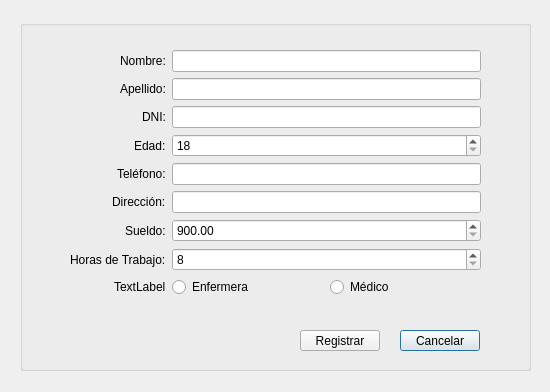
First picture: the form in PAF_GUI/PAF_GRAFICA/gui/registrarpersonalgui.ui, repository JMOrbegoso/USS-2021-II-PP, before the edit.
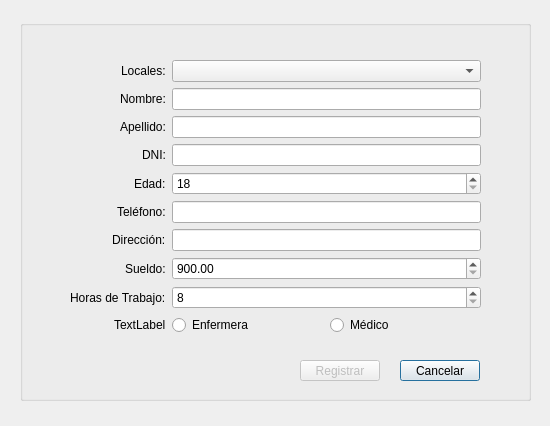
Second picture: the form after the edit.

Commit message: locales to Personal

Diff of the .ui file:
```diff
--- a/PAF_GUI/PAF_GRAFICA/gui/registrarpersonalgui.ui
+++ b/PAF_GUI/PAF_GRAFICA/gui/registrarpersonalgui.ui
@@ -7,7 +7,7 @@
     <x>0</x>
     <y>0</y>
     <width>550</width>
-    <height>392</height>
+    <height>426</height>
    </rect>
   </property>
   <property name="windowTitle">
@@ -19,7 +19,7 @@
      <x>20</x>
      <y>20</y>
      <width>511</width>
-     <height>351</height>
+     <height>381</height>
     </rect>
    </property>
    <property name="title">
@@ -29,9 +29,9 @@
     <property name="geometry">
      <rect>
       <x>50</x>
-      <y>30</y>
+      <y>40</y>
       <width>411</width>
-      <height>261</height>
+      <height>281</height>
      </rect>
     </property>
     <layout class="QFormLayout" name="formLayout">
@@ -42,82 +42,114 @@
       <set>Qt::AlignRight|Qt::AlignTrailing|Qt::AlignVCenter</set>
      </property>
      <item row="0" column="0">
+      <widget class="QLabel" name="label">
+       <property name="text">
+        <string>Locales:</string>
+       </property>
+      </widget>
+     </item>
+     <item row="1" column="0">
       <widget class="QLabel" name="label_2">
        <property name="text">
         <string>Nombre:</string>
        </property>
       </widget>
      </item>
-     <item row="1" column="0">
+     <item row="1" column="1">
+      <widget class="QLineEdit" name="txtNomPers">
+       <property name="enabled">
+        <bool>true</bool>
+       </property>
+       <property name="readOnly">
+        <bool>true</bool>
+       </property>
+      </widget>
+     </item>
+     <item row="2" column="0">
       <widget class="QLabel" name="label_3">
        <property name="text">
         <string>Apellido:</string>
        </property>
       </widget>
      </item>
-     <item row="2" column="0">
+     <item row="2" column="1">
+      <widget class="QLineEdit" name="txtApePers">
+       <property name="enabled">
+        <bool>true</bool>
+       </property>
+      </widget>
+     </item>
+     <item row="3" column="0">
       <widget class="QLabel" name="label_4">
        <property name="text">
         <string>DNI:</string>
        </property>
       </widget>
      </item>
-     <item row="3" column="0">
+     <item row="3" column="1">
+      <widget class="QLineEdit" name="txtDniPers">
+       <property name="enabled">
+        <bool>true</bool>
+       </property>
+      </widget>
+     </item>
+     <item row="4" column="0">
       <widget class="QLabel" name="label_5">
        <property name="text">
         <string>Edad:</string>
        </property>
       </widget>
      </item>
-     <item row="4" column="0">
+     <item row="4" column="1">
+      <widget class="QSpinBox" name="spinEdaPers">
+       <property name="enabled">
+        <bool>true</bool>
+       </property>
+       <property name="minimum">
+        <number>18</number>
+       </property>
+      </widget>
+     </item>
+     <item row="5" column="0">
       <widget class="QLabel" name="label_6">
        <property name="text">
         <string>Teléfono:</string>
        </property>
       </widget>
      </item>
-     <item row="5" column="0">
+     <item row="5" column="1">
+      <widget class="QLineEdit" name="txtTelPers">
+       <property name="enabled">
+        <bool>true</bool>
+       </property>
+      </widget>
+     </item>
+     <item row="6" column="0">
       <widget class="QLabel" name="label_7">
        <property name="text">
         <string>Dirección:</string>
        </property>
       </widget>
      </item>
-     <item row="6" column="0">
+     <item row="6" column="1">
+      <widget class="QLineEdit" name="txtDirPers">
+       <property name="enabled">
+        <bool>true</bool>
+       </property>
+      </widget>
+     </item>
+     <item row="7" column="0">
       <widget class="QLabel" name="label_8">
        <property name="text">
         <string>Sueldo:</string>
        </property>
       </widget>
      </item>
-     <item row="7" column="0">
-      <widget class="QLabel" name="label_9">
-       <property name="text">
-        <string>Horas de Trabajo:</string>
-       </property>
-      </widget>
-     </item>
-     <item row="0" column="1">
-      <widget class="QLineEdit" name="txtNomPers">
-       <property name="enabled">
-        <bool>true</bool>
-       </property>
-      </widget>
-     </item>
-     <item row="1" column="1">
-      <widget class="QLineEdit" name="txtApePers"/>
-     </item>
-     <item row="2" column="1">
-      <widget class="QLineEdit" name="txtDniPers"/>
-     </item>
-     <item row="4" column="1">
-      <widget class="QLineEdit" name="txtTelPers"/>
-     </item>
-     <item row="5" column="1">
-      <widget class="QLineEdit" name="txtDirPers"/>
-     </item>
-     <item row="6" column="1">
+     <item row="7" column="1">
       <widget class="QDoubleSpinBox" name="douSpinSuePers">
+       <property name="enabled">
+        <bool>true</bool>
+       </property>
        <property name="minimum">
         <double>900.000000000000000</double>
        </property>
@@ -126,24 +158,37 @@
        </property>
       </widget>
      </item>
-     <item row="7" column="1">
+     <item row="8" column="0">
+      <widget class="QLabel" name="label_9">
+       <property name="text">
+        <string>Horas de Trabajo:</string>
+       </property>
+      </widget>
+     </item>
+     <item row="8" column="1">
       <widget class="QSpinBox" name="spinHdtPers">
+       <property name="enabled">
+        <bool>true</bool>
+       </property>
        <property name="minimum">
         <number>8</number>
        </property>
       </widget>
      </item>
-     <item row="8" column="0">
+     <item row="9" column="0">
       <widget class="QLabel" name="label_10">
        <property name="text">
         <string>TextLabel</string>
        </property>
       </widget>
      </item>
-     <item row="8" column="1">
+     <item row="9" column="1">
       <layout class="QHBoxLayout" name="horizontalLayout">
        <item>
         <widget class="QRadioButton" name="radMed">
+         <property name="enabled">
+          <bool>true</bool>
+         </property>
          <property name="text">
           <string>Enfermera</string>
          </property>
@@ -151,6 +196,9 @@
        </item>
        <item>
         <widget class="QRadioButton" name="radEnf">
+         <property name="enabled">
+          <bool>true</bool>
+         </property>
          <property name="text">
           <string>Médico</string>
          </property>
@@ -158,10 +206,10 @@
        </item>
       </layout>
      </item>
-     <item row="3" column="1">
-      <widget class="QSpinBox" name="spinEdaPers">
-       <property name="minimum">
-        <number>18</number>
+     <item row="0" column="1">
+      <widget class="QComboBox" name="selectLocales">
+       <property name="enabled">
+        <bool>true</bool>
        </property>
       </widget>
      </item>
@@ -171,7 +219,7 @@
     <property name="geometry">
      <rect>
       <x>380</x>
-      <y>310</y>
+      <y>340</y>
       <width>80</width>
       <height>21</height>
      </rect>
@@ -181,10 +229,13 @@
     </property>
    </widget>
    <widget class="QPushButton" name="cmdRegMed">
+    <property name="enabled">
+     <bool>false</bool>
+    </property>
     <property name="geometry">
      <rect>
       <x>280</x>
-      <y>310</y>
+      <y>340</y>
       <width>80</width>
       <height>21</height>
      </rect>
```
The commit also changes 6 other files.
